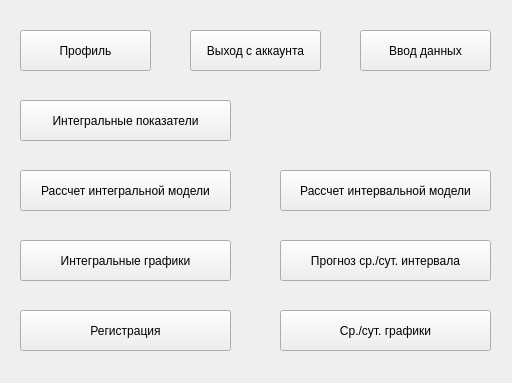
Wester35/desktop-app-mcc, file ui/main.ui: the form before one commit.
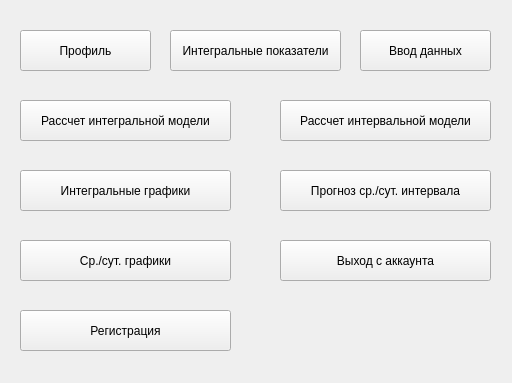
The form after the commit.

Commit message:
изменена позиция кнопок
на главном авторизованном экране

Diff of the .ui file:
```diff
--- a/ui/main.ui
+++ b/ui/main.ui
@@ -29,9 +29,9 @@
   <widget class="QPushButton" name="pushButton_2">
    <property name="geometry">
     <rect>
-     <x>190</x>
-     <y>30</y>
-     <width>131</width>
+     <x>280</x>
+     <y>240</y>
+     <width>211</width>
      <height>41</height>
     </rect>
    </property>
@@ -55,9 +55,9 @@
   <widget class="QPushButton" name="analytics_btn">
    <property name="geometry">
     <rect>
-     <x>20</x>
-     <y>100</y>
-     <width>211</width>
+     <x>170</x>
+     <y>30</y>
+     <width>171</width>
      <height>41</height>
     </rect>
    </property>
@@ -69,7 +69,7 @@
    <property name="geometry">
     <rect>
      <x>280</x>
-     <y>240</y>
+     <y>170</y>
      <width>211</width>
      <height>41</height>
     </rect>
@@ -82,7 +82,7 @@
    <property name="geometry">
     <rect>
      <x>20</x>
-     <y>240</y>
+     <y>170</y>
      <width>211</width>
      <height>41</height>
     </rect>
@@ -94,8 +94,8 @@
   <widget class="QPushButton" name="interval_charts">
    <property name="geometry">
     <rect>
-     <x>280</x>
-     <y>310</y>
+     <x>20</x>
+     <y>240</y>
      <width>211</width>
      <height>41</height>
     </rect>
@@ -121,7 +121,7 @@
    <property name="geometry">
     <rect>
      <x>280</x>
-     <y>170</y>
+     <y>100</y>
      <width>211</width>
      <height>41</height>
     </rect>
@@ -134,7 +134,7 @@
    <property name="geometry">
     <rect>
      <x>20</x>
-     <y>170</y>
+     <y>100</y>
      <width>211</width>
      <height>41</height>
     </rect>
```
The commit also changes 1 other file.
